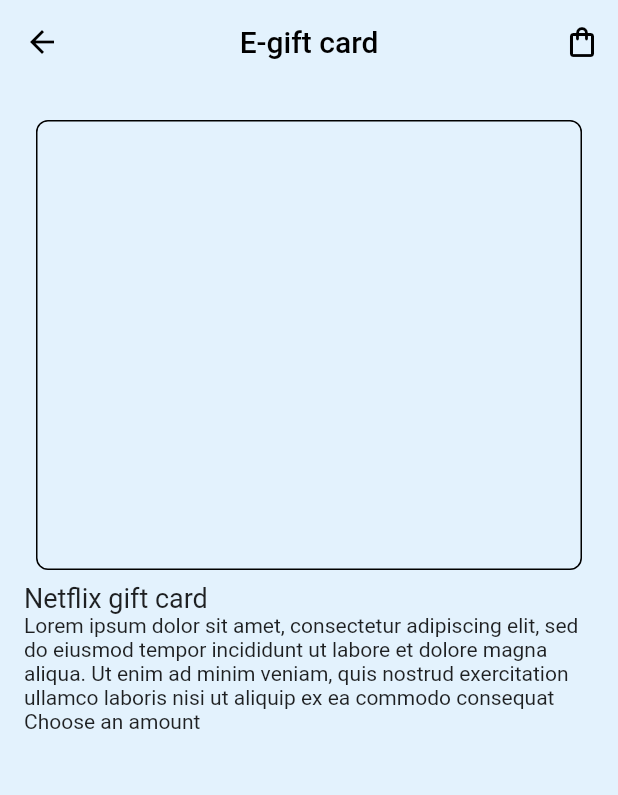
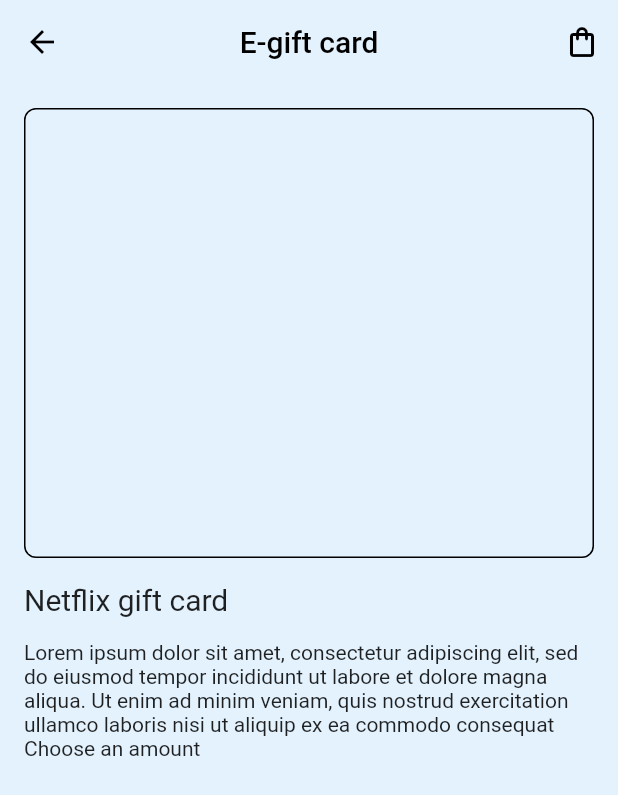
Before and after one commit to JAICHANGPARK/flutter_notebook_chapter_28, a Flutter app: the EGiftCardDetailPage screen opened directly, on a phone screen of 412 x 824 dp. Shown: the top 795 px of the screen. Run offline on Flutter 3.47's test engine with Material 2 defaults, Android fonts, the phone set to English and light mode, and no system bars; our stand-ins replace date_picker_timeline, dots_indicator, fl_chart, flutter_speed_dial, freezed_annotation, google_fonts and 1 more.

Commit message:
Update egift_card_detail_page.dart

```diff
--- a/lib/ep1448_egift_card_app/view/egift_card_detail_page.dart
+++ b/lib/ep1448_egift_card_app/view/egift_card_detail_page.dart
@@ -34,16 +34,19 @@
           children: [
             Container(
               height: 300,
-              margin: EdgeInsets.all(8),
               decoration: BoxDecoration(
                 border: Border.all(),
                 borderRadius: BorderRadius.circular(8),
               ),
             ),
-            Text(
-              "Netflix gift card",
-              style: TextStyle(
-                fontSize: 18,
+
+            Padding(
+              padding: const EdgeInsets.symmetric(vertical: 16),
+              child: Text(
+                "Netflix gift card",
+                style: TextStyle(
+                  fontSize: 20,
+                ),
               ),
             ),
             Text(
```
